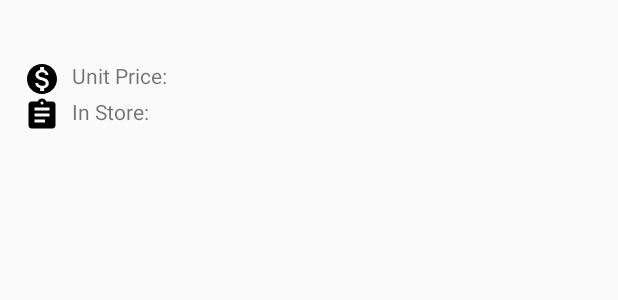
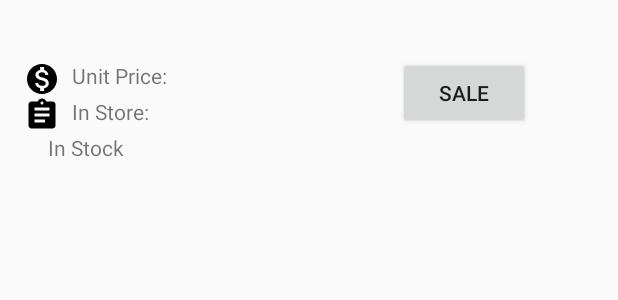
Before and after one commit to hamiltonfvi/Inventory, an Android app: the layout list_item.xml on its own in the app's theme, with its tools: preview values and no code run, on a phone screen of 412 x 824 dp. Shown: the top 300 px of the screen. Run offline under Robolectric (Android 15) with nearby library versions, the phone set to English and light mode, and no system bars.

Commit message:
Button sale added, button order added

```diff
--- a/app/src/main/java/com/example/android/inventory/CatalogActivity.java
+++ b/app/src/main/java/com/example/android/inventory/CatalogActivity.java
@@ -18,6 +18,7 @@ import android.view.View;
 import android.widget.AdapterView;
 import android.widget.ListView;
 
+import com.example.android.inventory.data.InventoryContract;
 import com.example.android.inventory.data.InventoryContract.InventoryEntry;
 
 /**
@@ -68,7 +69,6 @@ public class CatalogActivity extends AppCompatActivity implements LoaderManager.
             public void onItemClick(AdapterView<?> adapterView, View view, int position, long id) {
                 // Create new intent to go to Editor Activity
                 Intent intent = new Intent(CatalogActivity.this, EditorActivity.class);
-
                 Uri currentProductUri = ContentUris.withAppendedId(InventoryEntry.CONTENT_URI, id);
 
                 // Set the URI on the data field of the intent
--- a/app/src/main/java/com/example/android/inventory/data/InventoryDBHelper.java
+++ b/app/src/main/java/com/example/android/inventory/data/InventoryDBHelper.java
@@ -57,6 +57,10 @@ public class InventoryDBHelper extends SQLiteOpenHelper {
      */
     @Override
     public void onUpgrade(SQLiteDatabase db, int oldVersion, int newVersion) {
-        // The database is still at version 1, so there's nothing to do be done here.
+        // Drop older table if existed
+        db.execSQL("DROP TABLE IF EXISTS " + InventoryEntry.TABLE_NAME);
+
+        // Create tables again
+        onCreate(db);
     }
 }
--- a/app/src/main/res/layout/activity_editor.xml
+++ b/app/src/main/res/layout/activity_editor.xml
@@ -159,5 +159,11 @@
                 android:spinnerMode="dropdown" />
 
         </LinearLayout>
+
+        <Button
+            android:id="@+id/order_button"
+            android:layout_width="match_parent"
+            android:layout_height="wrap_content"
+            android:text="@string/order"/>
     </LinearLayout>
 </ScrollView>
--- a/app/src/main/res/layout/list_item.xml
+++ b/app/src/main/res/layout/list_item.xml
@@ -2,8 +2,15 @@
 <LinearLayout xmlns:android="http://schemas.android.com/apk/res/android"
     android:layout_width="match_parent"
     android:layout_height="wrap_content"
-    android:orientation="vertical"
+    android:descendantFocusability="blocksDescendants"
+    android:orientation="horizontal"
     android:padding="@dimen/activity_margin">
+
+    <LinearLayout
+        android:layout_width="wrap_content"
+        android:layout_height="wrap_content"
+        android:orientation="vertical">
+
 
         <TextView
             android:id="@+id/name"
@@ -41,8 +48,8 @@
         </LinearLayout>
 
         <LinearLayout
-        android:layout_width="wrap_content"
-        android:layout_height="wrap_content"
+            android:layout_width="match_parent"
+            android:layout_height="match_parent"
             android:orientation="horizontal">
 
             <ImageView
@@ -67,4 +74,21 @@
 
         </LinearLayout>
 
+        <TextView
+            android:id="@+id/inventory_status"
+            android:layout_width="wrap_content"
+            android:layout_height="wrap_content"
+            android:paddingLeft="16dp"
+            android:text="In Stock" />
+
     </LinearLayout>
+
+    <Button
+        android:id="@+id/sale"
+        android:layout_width="wrap_content"
+        android:layout_height="wrap_content"
+        android:layout_gravity="center_vertical"
+        android:layout_marginLeft="150dp"
+        android:text="@string/sale" />
+
+</LinearLayout>
--- a/app/src/main/res/values/strings.xml
+++ b/app/src/main/res/values/strings.xml
@@ -42,6 +42,10 @@
 
     <!-- Special Characters [CHAR LIMIT=1] -->
     <string name="minus_sign">-</string>
+
+    <string name="order">Order</string>
+
+    <string name="sale">Sale</string>
 
     <!-- Label for dropdown menu option if the product is not available [CHAR LIMIT=20] -->
     <string name="no_available">No</string>
```
Also changed, not shown: app/src/main/java/com/example/android/inventory/InventoryCursorAdapter.java (+24 -3 lines), app/src/main/java/com/example/android/inventory/data/Inventory.java (added, +20 -0 lines). Lines whose indentation alone changed are shown as unchanged.
